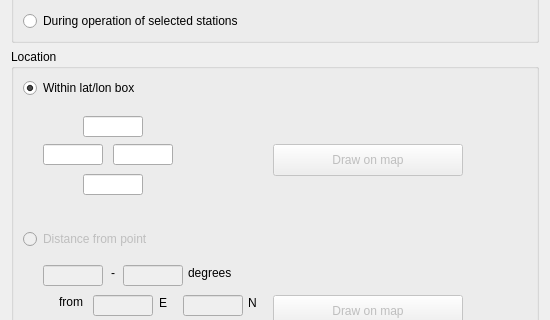
Old version of the form pyweed/StationQueryDialog.ui in the repository iris-edu/pyweed; both pictures show x 0 to 550 and y 195 to 515 of the 550 by 630 pixel window.
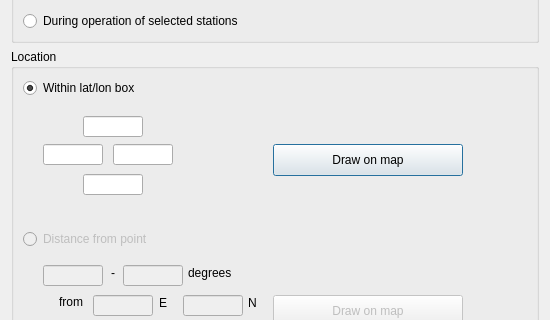
New version of the form.

Patch:
```diff
--- a/pyweed/StationQueryDialog.ui
+++ b/pyweed/StationQueryDialog.ui
@@ -257,7 +257,7 @@
         </widget>
         <widget class="QPushButton" name="locatoinDrawOnMapPushButton_1">
          <property name="enabled">
-          <bool>false</bool>
+          <bool>true</bool>
          </property>
          <property name="geometry">
           <rect>
```
Left out of the diff: 6 changed lines with no effect on the pictures.
